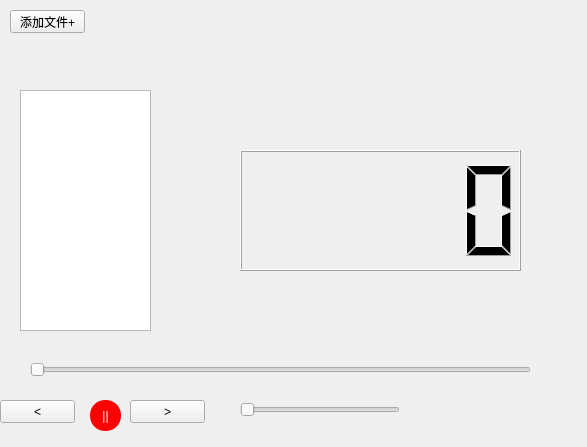
Qt form player.ui (dreamfly2012/pyqt_player) before a commit.
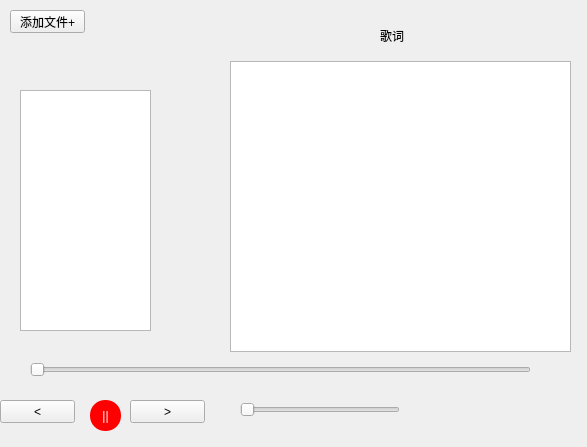
The same form after that commit.

Patch:
```diff
--- a/player.ui
+++ b/player.ui
@@ -86,16 +86,6 @@
     <enum>Qt::Horizontal</enum>
    </property>
   </widget>
-  <widget class="QLCDNumber" name="lcdNumber">
-   <property name="geometry">
-    <rect>
-     <x>240</x>
-     <y>150</y>
-     <width>281</width>
-     <height>121</height>
-    </rect>
-   </property>
-  </widget>
   <widget class="QPushButton" name="prevbtn">
    <property name="geometry">
     <rect>
@@ -122,6 +112,29 @@
     <string>&gt;</string>
    </property>
   </widget>
+  <widget class="QTextBrowser" name="textBrowser">
+   <property name="geometry">
+    <rect>
+     <x>230</x>
+     <y>61</y>
+     <width>341</width>
+     <height>291</height>
+    </rect>
+   </property>
+  </widget>
+  <widget class="QLabel" name="label">
+   <property name="geometry">
+    <rect>
+     <x>380</x>
+     <y>30</y>
+     <width>54</width>
+     <height>12</height>
+    </rect>
+   </property>
+   <property name="text">
+    <string>歌词</string>
+   </property>
+  </widget>
  </widget>
  <resources/>
  <connections>
```
